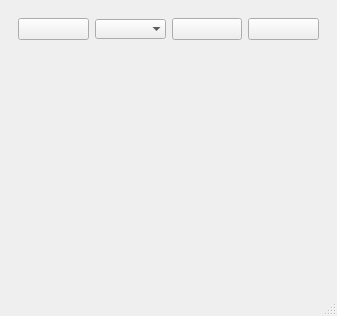
Above: GUI/mainwindow.ui from igorf7/OWController before the change. Below: the same form after it.
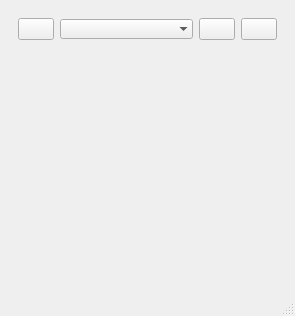
That is the form after the change. Icons and pictures are not drawn.

The edit to the form file:
```diff
--- a/GUI/mainwindow.ui
+++ b/GUI/mainwindow.ui
@@ -9,7 +9,7 @@
    <rect>
     <x>0</x>
     <y>0</y>
-    <width>337</width>
+    <width>295</width>
     <height>316</height>
    </rect>
   </property>
@@ -43,7 +43,7 @@
          </property>
          <property name="maximumSize">
           <size>
-           <width>16777215</width>
+           <width>36</width>
            <height>16777215</height>
           </size>
          </property>
@@ -94,7 +94,7 @@
          </property>
          <property name="maximumSize">
           <size>
-           <width>16777215</width>
+           <width>36</width>
            <height>16777215</height>
           </size>
          </property>
@@ -129,7 +129,7 @@
          </property>
          <property name="maximumSize">
           <size>
-           <width>16777215</width>
+           <width>36</width>
            <height>16777215</height>
           </size>
          </property>
@@ -179,7 +179,7 @@
         <rect>
          <x>0</x>
          <y>0</y>
-         <width>313</width>
+         <width>271</width>
          <height>169</height>
         </rect>
        </property>
```
Left out of the diff: 2 changed lines with no effect on the pictures.
